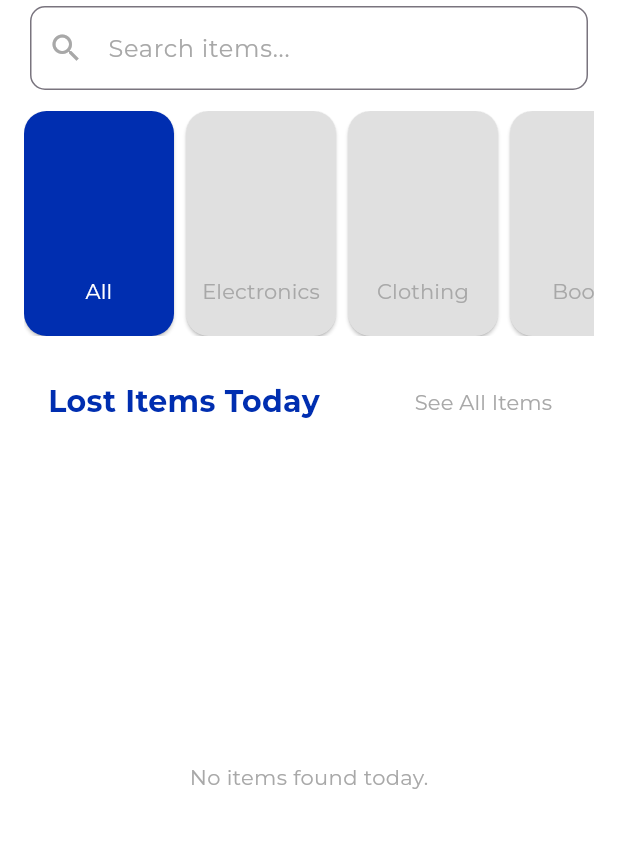
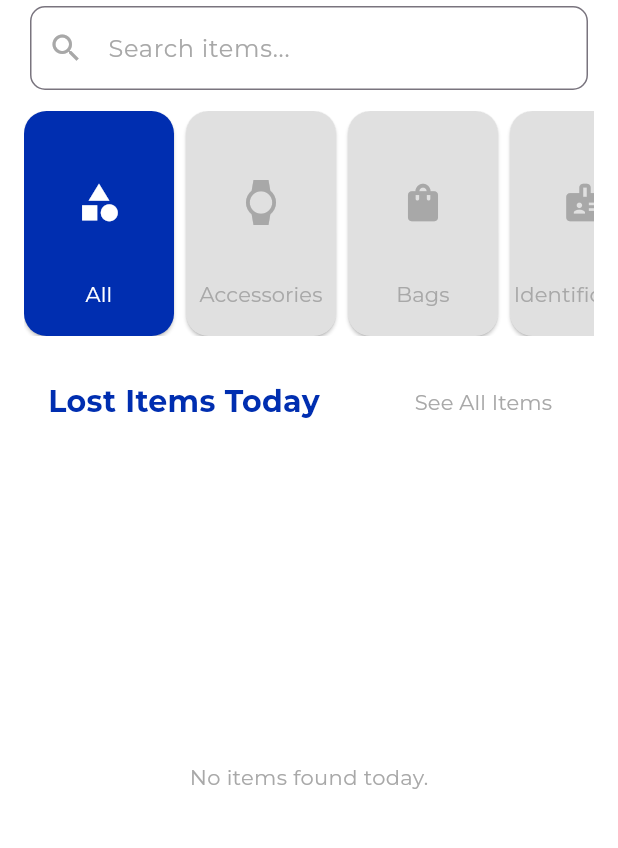
Before and after one commit to isabellelbgn/campuslostandfound, a Flutter app: the screen it shows once a user with an empty profile is signed in, on a phone screen of 412 x 824 dp, the part 120-968 px from its top. Run offline on Flutter 3.47's test engine with Material 3 defaults, Android fonts, the phone set to English and light mode, and no system bars; drawn by our look-alikes of auto_size_text; our stand-ins replace cloud_firestore, firebase_auth, firebase_core, flutter_spinkit, font_awesome_flutter, google_sign_in; missing offline and left inert: blobs; accounts and stored records are empty; network calls fail.

Commit message:
fix: dashboard category styling

```diff
--- a/lib/components/category_filter.dart
+++ b/lib/components/category_filter.dart
@@ -19,13 +19,42 @@ class CategoryFilter extends StatelessWidget {
         mainAxisAlignment: MainAxisAlignment.start,
         children: [
           _categoryFilterButton("All"),
+          _categoryFilterButton("Accessories"),
+          _categoryFilterButton("Bags"),
+          _categoryFilterButton("Identification"),
+          _categoryFilterButton("Personal Items"),
           _categoryFilterButton("Electronics"),
           _categoryFilterButton("Clothing"),
           _categoryFilterButton("Books"),
-          _categoryFilterButton("Accessories"),
+          _categoryFilterButton("Stationary"),
         ],
       ),
     );
+  }
+
+  IconData _getCategoryIcon(String category) {
+    switch (category) {
+      case "All":
+        return Icons.category;
+      case "Accessories":
+        return Icons.watch;
+      case "Bags":
+        return Icons.shopping_bag;
+      case "Identification":
+        return Icons.badge;
+      case "Personal Items":
+        return Icons.person;
+      case "Electronics":
+        return Icons.devices;
+      case "Clothing":
+        return Icons.checkroom;
+      case "Books":
+        return Icons.book;
+      case "Stationary":
+        return Icons.create;
+      default:
+        return Icons.help_outline;
+    }
   }
 
   Widget _categoryFilterButton(String category) {
@@ -39,7 +68,7 @@ class CategoryFilter extends StatelessWidget {
             onCategorySelected(category);
           },
           style: ElevatedButton.styleFrom(
-            padding: EdgeInsets.symmetric(vertical: 20),
+            padding: EdgeInsets.symmetric(vertical: 10),
             backgroundColor: selectedCategory == category
                 ? const Color(0xFF002EB0)
                 : const Color(0xFFE0E0E0),
@@ -51,6 +80,15 @@ class CategoryFilter extends StatelessWidget {
             ),
           ),
           child: Column(
+            children: [
+              Padding(
+                padding: EdgeInsets.symmetric(horizontal: 10, vertical: 36),
+                child: Icon(
+                  _getCategoryIcon(category),
+                  size: 30.0,
+                ),
+              ),
+              Column(
                 mainAxisAlignment: MainAxisAlignment.end,
                 children: [
                   AutoSizeText(
@@ -62,6 +100,8 @@ class CategoryFilter extends StatelessWidget {
                   ),
                 ],
               ),
+            ],
+          ),
         ),
       ),
     );
--- a/lib/screens/items_screen.dart
+++ b/lib/screens/items_screen.dart
@@ -56,7 +56,8 @@ class _SeeAllItemsPageState extends State<SeeAllItemsPage> {
         backgroundColor: Colors.white,
         title: const Text(
           "All Items",
-          style: TextStyle(color: Colors.black),
+          style:
+              TextStyle(color: Color(0xFF002EB0), fontWeight: FontWeight.bold),
         ),
       ),
       body: Padding(
```
Also changed, not shown: lib/components/item_container.dart (+47 -16 lines). Lines whose indentation alone changed are shown as unchanged.
